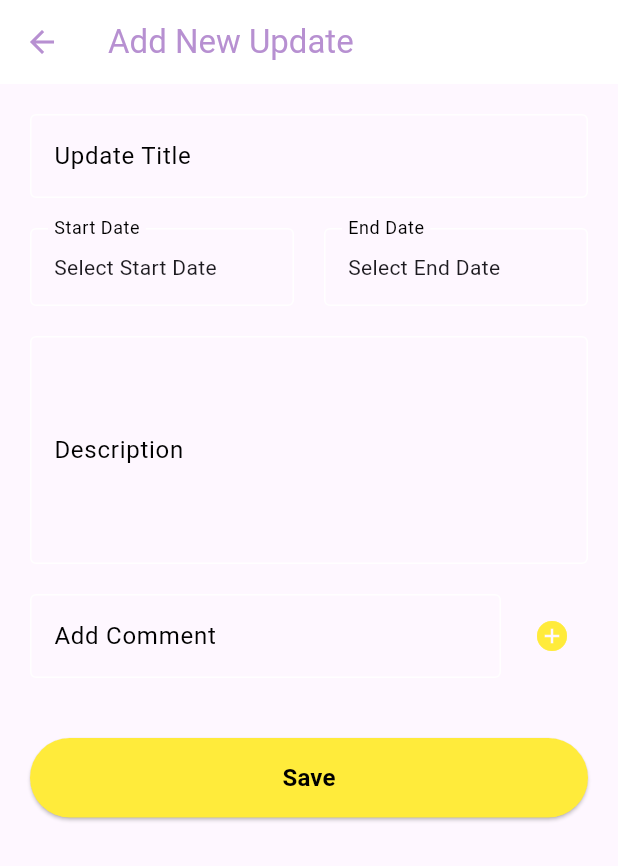
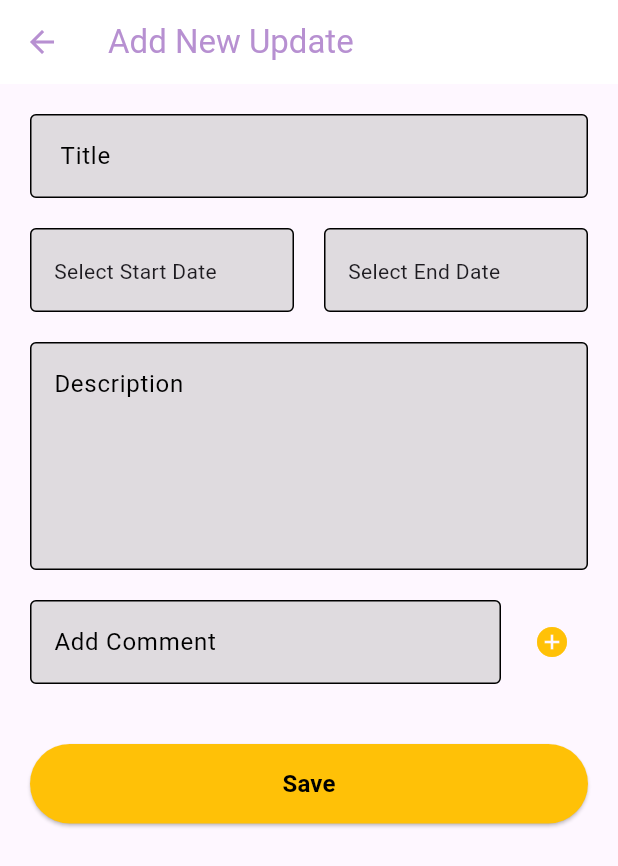
Before and after one commit to RITWIZSINGH/Robosoc, a Flutter app: the DetailedProjectScreen screen opened directly with empty values, after a tap on the "add" icon, on a phone screen of 412 x 824 dp. Shown: the top 866 px of the screen. Run offline on Flutter 3.47's test engine with Material 3 defaults, Android fonts, the phone set to English and light mode, and no system bars; our stand-ins replace cached_network_image, cloud_firestore, firebase_auth, firebase_core, firebase_storage, flutter_keyboard_visibility and 2 more; accounts and stored records are empty; network calls fail.

Commit message:
update the UI of project and updates screen

```diff
--- a/lib/mainscreens/project_updates/add_update_screen.dart
+++ b/lib/mainscreens/project_updates/add_update_screen.dart
@@ -1,3 +1,5 @@
+// ignore_for_file: use_build_context_synchronously
+
 import 'package:flutter/material.dart';
 import 'package:cloud_firestore/cloud_firestore.dart';
 import 'package:provider/provider.dart';
@@ -111,9 +113,10 @@ class _AddUpdateScreenState extends State<AddUpdateScreen> {
               TextFormField(
                 controller: _titleController,
                 decoration: const InputDecoration(
-                  labelText: 'Update Title',
-                  border: OutlineInputBorder(),
-                ),
+                    hintText: ' Title',
+                    border: OutlineInputBorder(),
+                    fillColor: Color.fromARGB(120, 188, 188, 188),
+                    filled: true),
                 validator: (value) =>
                     value?.isEmpty ?? true ? 'Please enter a title' : null,
               ),
@@ -125,9 +128,10 @@ class _AddUpdateScreenState extends State<AddUpdateScreen> {
                       onTap: () => _selectDate(true),
                       child: InputDecorator(
                         decoration: const InputDecoration(
-                          labelText: 'Start Date',
-                          border: OutlineInputBorder(),
-                        ),
+                            hintText: 'Start Date',
+                            border: OutlineInputBorder(),
+                            fillColor: Color.fromARGB(120, 188, 188, 188),
+                            filled: true),
                         child: Text(
                           _startDate != null
                               ? "${_startDate!.day}/${_startDate!.month}/${_startDate!.year}"
@@ -142,9 +146,10 @@ class _AddUpdateScreenState extends State<AddUpdateScreen> {
                       onTap: () => _selectDate(false),
                       child: InputDecorator(
                         decoration: const InputDecoration(
-                          labelText: 'End Date',
-                          border: OutlineInputBorder(),
-                        ),
+                            hintText: 'End Date',
+                            border: OutlineInputBorder(),
+                            fillColor: Color.fromARGB(120, 188, 188, 188),
+                            filled: true),
                         child: Text(
                           _endDate != null
                               ? "${_endDate!.day}/${_endDate!.month}/${_endDate!.year}"
@@ -159,12 +164,14 @@ class _AddUpdateScreenState extends State<AddUpdateScreen> {
               TextFormField(
                 controller: _descriptionController,
                 decoration: const InputDecoration(
-                  labelText: 'Description',
-                  border: OutlineInputBorder(),
-                ),
+                    hintText: 'Description',
+                    border: OutlineInputBorder(),
+                    fillColor: Color.fromARGB(120, 188, 188, 188),
+                    filled: true),
                 maxLines: 5,
-                validator: (value) =>
-                    value?.isEmpty ?? true ? 'Please enter a description' : null,
+                validator: (value) => value?.isEmpty ?? true
+                    ? 'Please enter a description'
+                    : null,
               ),
               const SizedBox(height: 20),
               Row(
@@ -173,15 +180,16 @@ class _AddUpdateScreenState extends State<AddUpdateScreen> {
                     child: TextFormField(
                       controller: _commentController,
                       decoration: const InputDecoration(
-                        labelText: 'Add Comment',
-                        border: OutlineInputBorder(),
-                      ),
+                          hintText: 'Add Comment',
+                          border: OutlineInputBorder(),
+                          fillColor: Color.fromARGB(120, 188, 188, 188),
+                          filled: true),
                     ),
                   ),
                   const SizedBox(width: 10),
                   IconButton(
                     icon: const Icon(Icons.add_circle),
-                    color: Colors.yellow,
+                    color: Colors.amber,
                     onPressed: _addComment,
                   ),
                 ],
@@ -210,7 +218,7 @@ class _AddUpdateScreenState extends State<AddUpdateScreen> {
               ElevatedButton(
                 onPressed: _saveUpdate,
                 style: ElevatedButton.styleFrom(
-                  backgroundColor: Colors.yellow,
+                  backgroundColor: Colors.amber,
                   padding: const EdgeInsets.symmetric(vertical: 15),
                 ),
                 child: const Text(
--- a/lib/mainscreens/projects_screen/detailed_project_viewscreen.dart
+++ b/lib/mainscreens/projects_screen/detailed_project_viewscreen.dart
@@ -46,8 +46,14 @@ class DetailedProjectScreen extends StatelessWidget {
           crossAxisAlignment: CrossAxisAlignment.start,
           children: [
             // Image with error handling
-            AspectRatio(
-              aspectRatio: 16 / 9,
+            Container(
+              decoration: BoxDecoration(
+                  border: Border.all(color: Colors.amber, width: 4),
+                  borderRadius: BorderRadius.circular(19)),
+              child: ClipRRect(
+                borderRadius: BorderRadius.circular(15),
+                child: AspectRatio(
+                  aspectRatio: 1 / 1.25,
                   child: Image.network(
                     project.imageUrl,
                     fit: BoxFit.cover,
@@ -59,6 +65,8 @@ class DetailedProjectScreen extends StatelessWidget {
                         ),
                       );
                     },
+                  ),
+                ),
               ),
             ),
             Padding(
--- a/lib/mainscreens/projects_screen/projects_page.dart
+++ b/lib/mainscreens/projects_screen/projects_page.dart
@@ -1,3 +1,5 @@
+// ignore_for_file: library_private_types_in_public_api, use_super_parameters
+
 import 'package:flutter/material.dart';
 import 'package:provider/provider.dart';
 import 'package:robosoc/models/project_model.dart';
--- a/lib/widgets/project_list_item.dart
+++ b/lib/widgets/project_list_item.dart
@@ -1,3 +1,5 @@
+// ignore_for_file: use_super_parameters
+
 import 'package:flutter/material.dart';
 import 'package:robosoc/models/project_model.dart';
 
@@ -13,11 +15,11 @@ class ProjectListItem extends StatelessWidget {
 
   @override
   Widget build(BuildContext context) {
-    return Card(
+    return Container(
       margin: const EdgeInsets.symmetric(vertical: 8),
-      shape: RoundedRectangleBorder(
-        borderRadius: BorderRadius.circular(15),
-      ),
+      decoration: BoxDecoration(
+          borderRadius: BorderRadius.circular(15),
+          border: Border.all(color: Colors.amber)),
       child: ListTile(
         onTap: onTap,
         leading: ClipRRect(
```
Also changed, not shown: 2 other files. Lines whose indentation alone changed are shown as unchanged.
